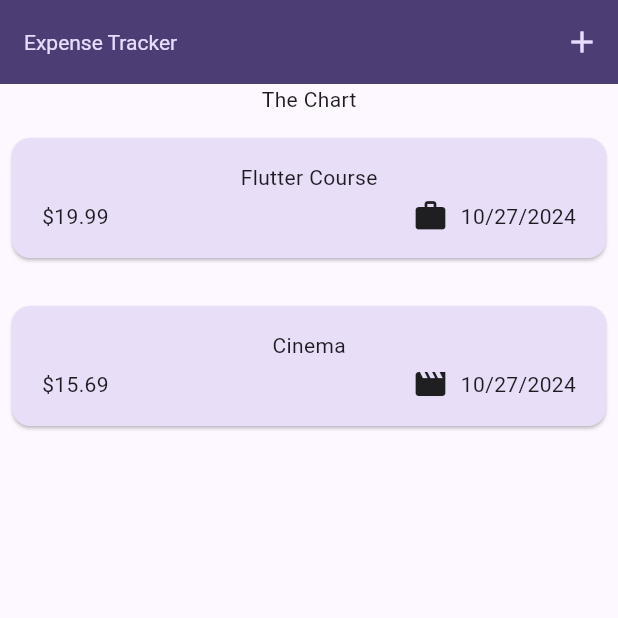
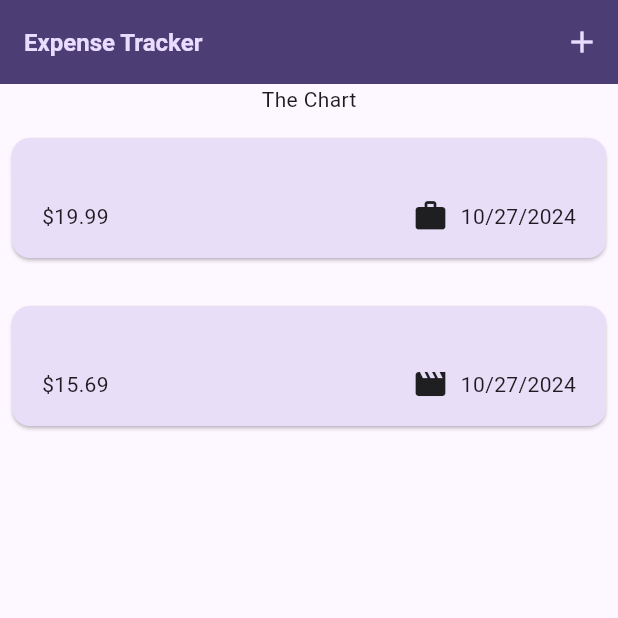
Before and after one commit to Shehab-Emad20/Expense_Tracker_App, a Flutter app: the screen it shows after launch, on a phone screen of 412 x 824 dp, the top half of it. Run offline on Flutter 3.47's test engine with Material 3 defaults, Android fonts, the phone set to English and light mode, and no system bars.

Commit message:
Using Theme Data in Widgets

```diff
--- a/lib/main.dart
+++ b/lib/main.dart
@@ -30,9 +30,9 @@ class ExpensesApp extends StatelessWidget {
           ),
           textTheme: ThemeData().textTheme.copyWith(
               titleLarge: TextStyle(
-                  fontWeight: FontWeight.normal,
+                  fontWeight: FontWeight.bold,
                   color: kColorScheme.secondaryContainer,
-                  fontSize: 14)),
+                  fontSize: 16)),
         ),
         debugShowCheckedModeBanner: false,
         home: const Expenses());
--- a/lib/widgets/expense_list/expense_item.dart
+++ b/lib/widgets/expense_list/expense_item.dart
@@ -10,8 +10,12 @@ class ExpenseItem extends StatelessWidget {
       child: Padding(
           padding: const EdgeInsets.symmetric(horizontal: 20, vertical: 16),
           child: Column(
+            crossAxisAlignment: CrossAxisAlignment.start,
             children: [
-              Text(expenses.title),
+              Text(
+                expenses.title,
+                style: Theme.of(context).textTheme.titleLarge,
+              ),
               const SizedBox(
                 height: 4,
               ),
--- a/lib/widgets/expense_list/expense_list.dart
+++ b/lib/widgets/expense_list/expense_list.dart
@@ -14,6 +14,10 @@ class ExpenseList extends StatelessWidget {
     return ListView.builder(
       itemCount: expenses.length,
       itemBuilder: (context, index) => Dismissible(
+        background: Container(
+            color: Theme.of(context).colorScheme.error.withOpacity(.75),
+            margin: EdgeInsets.symmetric(
+                horizontal: Theme.of(context).cardTheme.margin!.horizontal)),
         onDismissed: (dirction) {
           onRemoveExpense(expenses[index]);
         },
```
